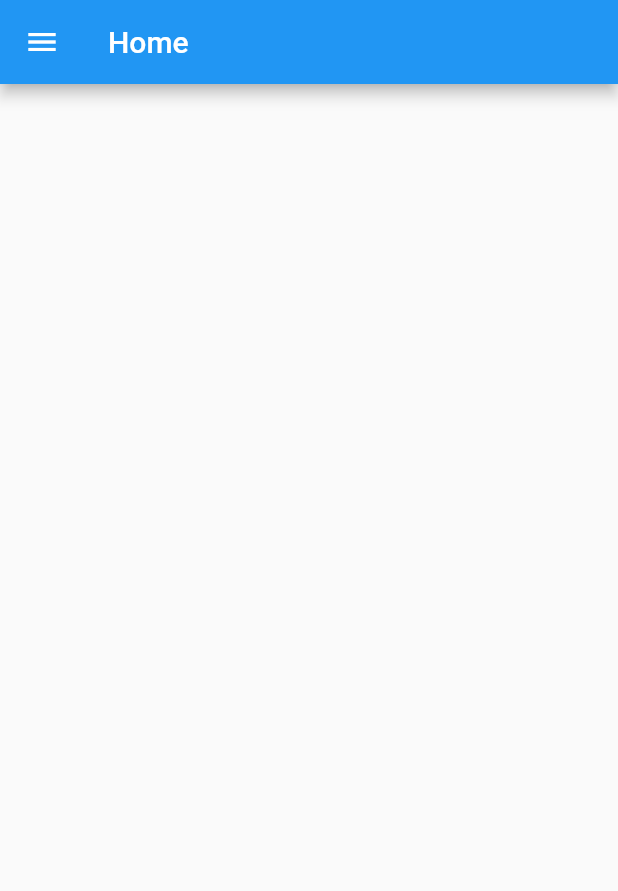
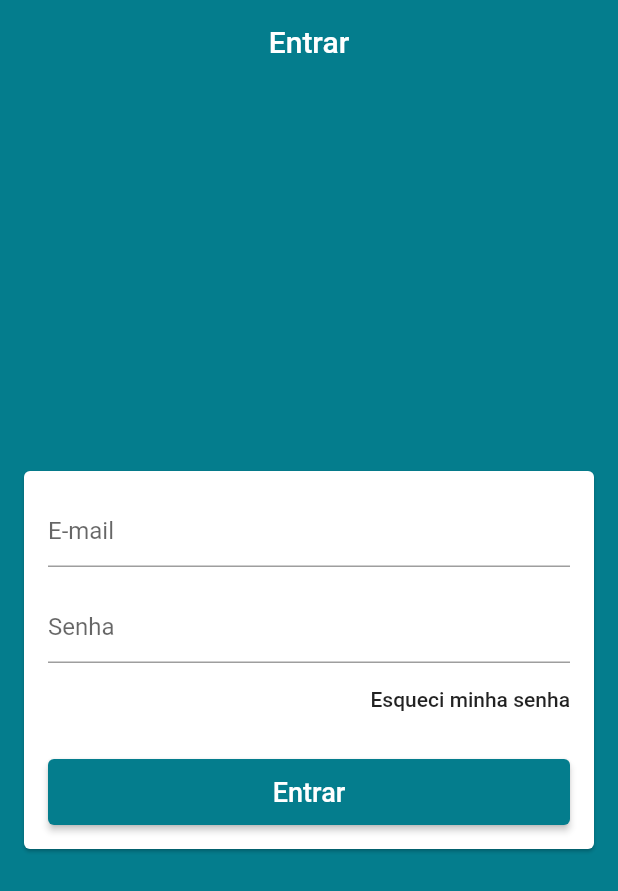
Before and after one commit to Hugorc10/LojaVirtual, a Flutter app: the screen it shows after launch, on a phone screen of 412 x 824 dp. Shown: the top 891 px of the screen. Run offline on Flutter 3.47's test engine with Material 2 defaults, Android fonts, the phone set to English and light mode, and no system bars; our stand-ins replace firebase_core; accounts and stored records are empty.

Commit message:
Criado tela de login

```diff
--- a/lib/common/custom_drawer/drawer_tile.dart
+++ b/lib/common/custom_drawer/drawer_tile.dart
@@ -15,6 +15,7 @@ class DrawerTile extends StatelessWidget {
   @override
   Widget build(BuildContext context) {
     final int curPage = context.watch<PageManager>().page;
+    final Color primaryColor = Theme.of(context).primaryColor;
 
     return InkWell(
       onTap: () {
@@ -30,14 +31,14 @@ class DrawerTile extends StatelessWidget {
               child: Icon(
                 iconData,
                 size: 32,
-                color: curPage == page ? Colors.red : Colors.grey[700],
+                color: curPage == page ? primaryColor : Colors.grey[700],
               ),
             ),
             Text(
               title,
               style: TextStyle(
                 fontSize: 16,
-                color: Colors.grey[700]
+                color: curPage == page ? primaryColor : Colors.grey[700]
               ),
             )
           ],
--- a/lib/main.dart
+++ b/lib/main.dart
@@ -64,7 +64,11 @@ class MyApp extends StatelessWidget {
         debugShowCheckedModeBanner: false,
         theme: ThemeData(
           // This is the theme of your application.
-          primarySwatch: Colors.blue,
+          primaryColor: const Color.fromARGB(255, 4, 125, 141),
+          scaffoldBackgroundColor: const Color.fromARGB(255, 4, 125, 141),
+          appBarTheme: const AppBarTheme(
+            elevation: 0
+          ),
           visualDensity: VisualDensity.adaptivePlatformDensity,
         ),
         home: BaseScreen(),
--- a/lib/models/page_manager.dart
+++ b/lib/models/page_manager.dart
@@ -10,7 +10,7 @@ class PageManager {
 
   void setPage(int value) {
     if(value == page) return;
-    page - value;
+    page = value;
     _pageController.jumpToPage(value);
   }
 
--- a/lib/screens/base/base_screen.dart
+++ b/lib/screens/base/base_screen.dart
@@ -1,6 +1,7 @@
 import 'package:flutter/material.dart';
 import 'package:loja_virtual/common/custom_drawer/custom_drawer.dart';
 import 'package:loja_virtual/models/page_manager.dart';
+import 'package:loja_virtual/screens/login/login_screen.dart';
 import 'package:provider/provider.dart';
 
 class BaseScreen extends StatelessWidget {
@@ -16,28 +17,29 @@ class BaseScreen extends StatelessWidget {
         controller: pageController,
         physics: const NeverScrollableScrollPhysics(),
         children: <Widget>[
+          LoginScreen(),
+          // Scaffold(
+          //   drawer: CustomDrawer(),
+          //   appBar: AppBar(
+          //     title: const Text('Inicio'),
+          //   ),
+          // ),
           Scaffold(
             drawer: CustomDrawer(),
             appBar: AppBar(
-              title: const Text('Home'),
+              title: const Text('Produtos'),
             ),
           ),
           Scaffold(
             drawer: CustomDrawer(),
             appBar: AppBar(
-              title: const Text('Home2'),
+              title: const Text('Pedidos'),
             ),
           ),
           Scaffold(
             drawer: CustomDrawer(),
             appBar: AppBar(
-              title: const Text('Home3'),
-            ),
-          ),
-          Scaffold(
-            drawer: CustomDrawer(),
-            appBar: AppBar(
-              title: const Text('Home4'),
+              title: const Text('Lojas'),
             ),
           ),
           // Container(color: Colors.red,),
--- /dev/null
+++ b/lib/screens/login/login_screen.dart
@@ -0,0 +1,76 @@
+import 'package:flutter/material.dart';
+
+class LoginScreen extends StatelessWidget {
+  @override
+  Widget build(BuildContext context) {
+    return Scaffold(
+      appBar: AppBar(
+        title: const Text('Entrar'),
+        centerTitle: true,
+      ),
+      body: Center(
+        child: Card(
+          margin: const EdgeInsets.symmetric(horizontal: 16),
+          child: ListView(
+            padding: const EdgeInsets.all(16),
+            shrinkWrap: true,
+            children: <Widget>[
+              TextFormField(
+                decoration: const InputDecoration(hintText: 'E-mail'),
+                keyboardType: TextInputType.emailAddress,
+                autocorrect: false,
+                validator: (email) {
+                  return null;
+                },
+              ),
+              const SizedBox(height: 16,),
+              TextFormField(
+                decoration: const InputDecoration(hintText: 'Senha'),
+                keyboardType: TextInputType.emailAddress,
+                autocorrect: false,
+                obscureText: true,
+                validator: (password) {
+                  if(password!.isEmpty || password.length < 5) {
+                    return 'Senha invalida';
+                  }
+                  return null;
+                },
+              ),
+              Align(
+                alignment: Alignment.centerRight,
+                child: FlatButton(
+                  onPressed: () {
+
+                  },
+                  padding: EdgeInsets.zero,
+                  child: const Text(
+                    'Esqueci minha senha'
+                  ),
+                ),
+              ),
+              const SizedBox(height: 16,),
+              SizedBox(
+                height: 44,
+                child: ElevatedButton(
+                  onPressed: () {
+
+                  },
+                  style: ButtonStyle(
+                    backgroundColor: MaterialStateProperty.all<Color>(Theme.of(context).primaryColor),
+                  ),
+                  child: const Text(
+                      'Entrar',
+                    style: TextStyle(
+                      fontSize: 18
+                    ),
+                  ),
+                ),
+              )
+            ],
+          ),
+        ),
+      ),
+    );
+  }
+
+}
```
